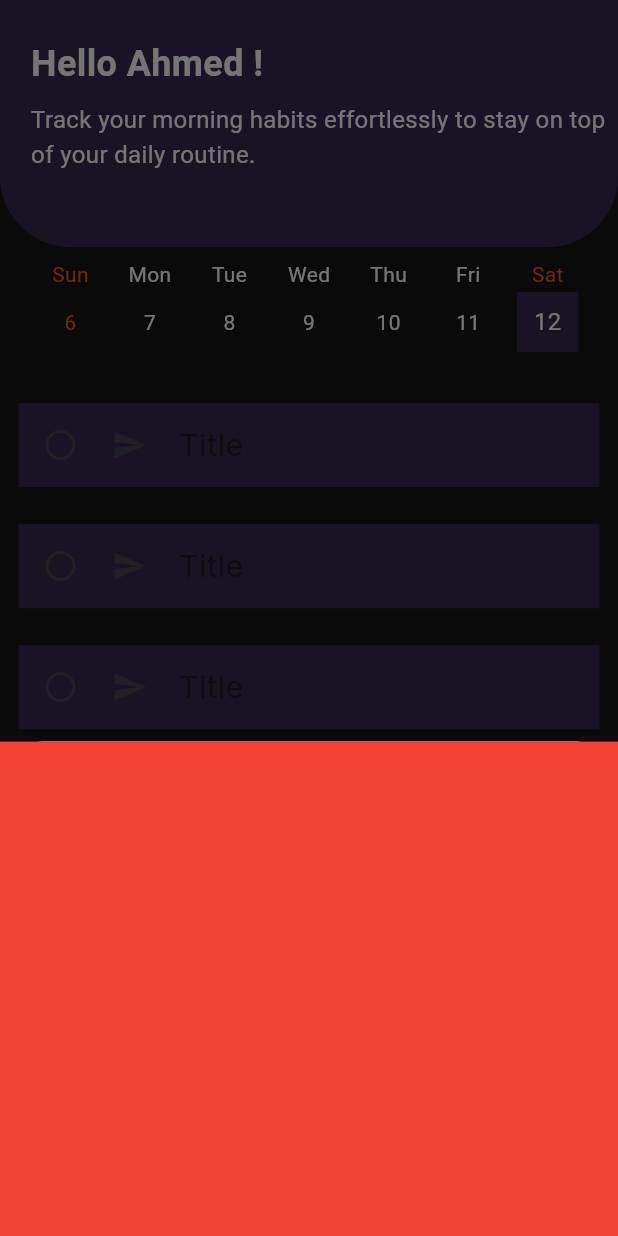
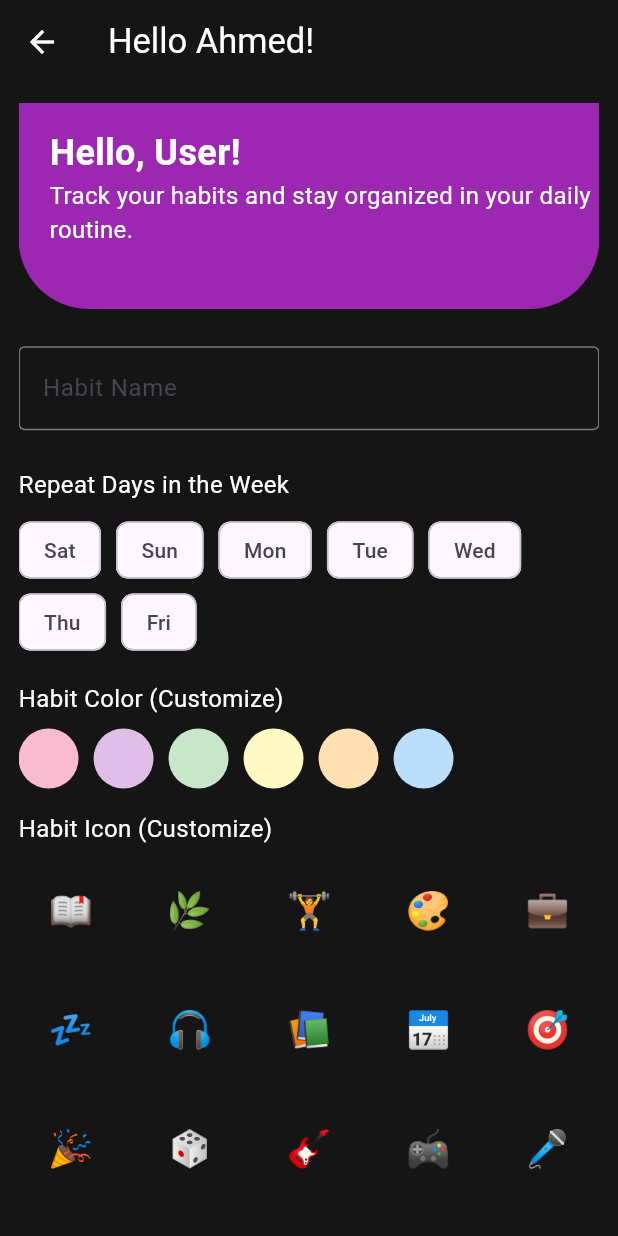
Before and after one commit to AhmadElesily/habit_tracker, a Flutter app: the screen it shows after launch, after a tap on the "add circle outline" icon, on a phone screen of 412 x 824 dp. Run offline on Flutter 3.47's test engine with Material 3 defaults, Android fonts, the light colour scheme and no system bars; drawn by our look-alikes of table_calendar; our stand-ins replace google_fonts.

Commit message:
Clean Code

```diff
--- a/lib/features/home/home.dart
+++ b/lib/features/home/home.dart
@@ -1,8 +1,9 @@
 import 'package:flutter/material.dart';
 import 'package:google_fonts/google_fonts.dart';
 import 'package:habit_tracker/features/analysis/analysis_screen.dart';
-import 'package:habit_tracker/features/calender/calender_screen.dart';
+import 'package:habit_tracker/features/calender/calender_Tab.dart';
 import 'package:habit_tracker/features/core/themes/colors.dart';
+import 'package:habit_tracker/features/items_task/add_task/add_habit.dart';
 import 'package:habit_tracker/features/home/home_layout/home_layout.dart';
 import 'package:table_calendar/table_calendar.dart';
 
@@ -45,14 +46,11 @@ class _HomePageState extends State<HomePage> {
       elevation: 5,
       backgroundColor: AppColors.primaryColor,
       onPressed: () {
-        showModalBottomSheet(
-          context: context,
-          builder: (context) {
-            return Container(
-              height: height,
-              color: Colors.red,
-            );
-          },
+        Navigator.push(
+          context,
+          MaterialPageRoute(
+            builder: (context) => const AddHabitItem(),
+          ),
         );
       },
       child: const Icon(
--- a/lib/features/home/home_layout/add_habit.dart
+++ b/lib/features/items_task/add_task/add_habit.dart
@@ -1,30 +1,19 @@
 import 'package:flutter/material.dart';
+import 'package:habit_tracker/features/core/themes/colors.dart';
 
-void main() {
-  runApp(MyApp());
+class AddHabitItem extends StatefulWidget {
+  const AddHabitItem({super.key});
+
+  @override
+  _AddHabitItemState createState() => _AddHabitItemState();
 }
 
-class MyApp extends StatelessWidget {
-  @override
-  Widget build(BuildContext context) {
-    return MaterialApp(
-      debugShowCheckedModeBanner: false,
-      theme: ThemeData(primarySwatch: Colors.purple),
-      home: NewHabitScreen(),
-    );
-  }
-}
-
-class NewHabitScreen extends StatefulWidget {
-  @override
-  _NewHabitScreenState createState() => _NewHabitScreenState();
-}
-
-class _NewHabitScreenState extends State<NewHabitScreen> {
+class _AddHabitItemState extends State<AddHabitItem> {
   TextEditingController habitNameController = TextEditingController();
   List<bool> selectedDays = [false, false, false, false, false, false, false];
   Color? selectedColor;
   String? selectedIcon;
+  TextStyle textStyle = const TextStyle(fontSize: 16, color: Colors.white);
 
   final List<Color> habitColors = [
     Colors.pink[100]!,
@@ -43,37 +32,54 @@ class _NewHabitScreenState extends State<NewHabitScreen> {
 
   @override
   Widget build(BuildContext context) {
+    double heightSize = MediaQuery.of(context).size.height;
+    double widthSize = MediaQuery.of(context).size.width;
     return Scaffold(
+      backgroundColor: AppColors.backgroundColor,
+      appBar: AppBar(
+        foregroundColor: Colors.white,
+        backgroundColor: AppColors.backgroundColor,
+        title: const Text(
+          "Hello Ahmed!",
+          style: TextStyle(fontSize: 23),
+        ),
+      ),
       resizeToAvoidBottomInset: true,
       body: Padding(
-        padding: const EdgeInsets.all(16.0),
+        padding: EdgeInsets.all(widthSize * 0.03),
         child: SingleChildScrollView(
           child: Column(
             crossAxisAlignment: CrossAxisAlignment.start,
             children: [
               // Custom AppBar
               _buildCustomAppBar(context),
-              SizedBox(height: 20),
+              SizedBox(height: heightSize * 0.03),
               TextField(
                 controller: habitNameController,
-                decoration: InputDecoration(
+                decoration: const InputDecoration(
                   labelText: 'Habit Name',
                   border: OutlineInputBorder(),
                 ),
               ),
-              SizedBox(height: 20),
+              SizedBox(height: heightSize * 0.03),
               Text(
                 'Repeat Days in the Week',
-                style: TextStyle(fontSize: 16),
+                style: textStyle,
               ),
-              SizedBox(height: 10),
+              SizedBox(height: heightSize * 0.01),
               Wrap(
                 spacing: 10.0,
                 children: List.generate(7, (index) {
                   return FilterChip(
-                    label: Text(
-                        ['Sat', 'Sun', 'Mon', 'Tue', 'Wed', 'Thu', 'Fri'][index]
-                    ),
+                    label: Text([
+                      'Sat',
+                      'Sun',
+                      'Mon',
+                      'Tue',
+                      'Wed',
+                      'Thu',
+                      'Fri'
+                    ][index]),
                     selected: selectedDays[index],
                     onSelected: (bool selected) {
                       setState(() {
@@ -83,12 +89,12 @@ class _NewHabitScreenState extends State<NewHabitScreen> {
                   );
                 }),
               ),
-              SizedBox(height: 20),
+              SizedBox(height: heightSize * 0.019),
               Text(
                 'Habit Color (Customize)',
-                style: TextStyle(fontSize: 16),
+                style: textStyle,
               ),
-              SizedBox(height: 10),
+              SizedBox(height: heightSize * 0.01),
               Wrap(
                 spacing: 10.0,
                 children: habitColors.map((color) {
@@ -101,22 +107,22 @@ class _NewHabitScreenState extends State<NewHabitScreen> {
                     child: CircleAvatar(
                       backgroundColor: color,
                       child: selectedColor == color
-                          ? Icon(Icons.check, color: Colors.white)
+                          ? const Icon(Icons.check, color: Colors.white)
                           : null,
                     ),
                   );
                 }).toList(),
               ),
-              SizedBox(height: 20),
+              SizedBox(height: heightSize * 0.019),
               Text(
                 'Habit Icon (Customize)',
-                style: TextStyle(fontSize: 16),
+                style: textStyle,
               ),
-              SizedBox(height: 10),
+              SizedBox(height: heightSize * 0.01),
               GridView.builder(
                 shrinkWrap: true,
-                physics: NeverScrollableScrollPhysics(),
-                gridDelegate: SliverGridDelegateWithFixedCrossAxisCount(
+                physics: const NeverScrollableScrollPhysics(),
+                gridDelegate: const SliverGridDelegateWithFixedCrossAxisCount(
                   crossAxisCount: 5,
                   mainAxisSpacing: 10,
                   crossAxisSpacing: 10,
@@ -142,35 +148,29 @@ class _NewHabitScreenState extends State<NewHabitScreen> {
                       child: Center(
                         child: Text(
                           habitIcons[index],
-                          style: TextStyle(fontSize: 24),
+                          style: const TextStyle(fontSize: 24),
                         ),
                       ),
                     ),
                   );
                 },
               ),
-              SizedBox(height: 30),
+              SizedBox(height: heightSize * 0.019),
               ElevatedButton.icon(
                 onPressed: () {
                   // Add your save habit logic here
                 },
-                icon: Icon(
+                icon: const Icon(
                   Icons.add,
                   color: Colors.white, // Change the icon color to white
                 ),
-                label: Text(
-                  'Add New Habit',
-                  style: TextStyle(
-                    color: Colors.white, // Change the label text color to white
-                  ),
-                ),
+                label: Text('Add New Habit', style: textStyle),
                 style: ElevatedButton.styleFrom(
                   backgroundColor: Colors.purple,
-                  minimumSize: Size(double.infinity, 50),
-                  textStyle: TextStyle(fontSize: 18),
+                  minimumSize: const Size(double.infinity, 50),
+                  textStyle: const TextStyle(fontSize: 18),
                 ),
               ),
-
             ],
           ),
         ),
@@ -196,7 +196,7 @@ class _NewHabitScreenState extends State<NewHabitScreen> {
           top: heightSize * 0.02,
           bottom: heightSize * 0.05,
         ),
-        child: Column(
+        child: const Column(
           crossAxisAlignment: CrossAxisAlignment.start,
           mainAxisAlignment: MainAxisAlignment.spaceAround,
           children: [
```
Also changed, not shown: lib/colors.dart (deleted, +0 -19 lines), lib/features/analysis/analysis_screen.dart (+15 -62 lines), lib/features/analysis/items_completed/monthly_view.dart (added, +21 -0 lines), lib/features/analysis/items_completed/weeklyView.dart (added, +21 -0 lines), lib/features/analysis/items_completed/yearly_view.dart (added, +22 -0 lines), lib/features/calender/calender_Tab.dart (renamed from lib/features/calender/calender_screen.dart, +0 -13 lines), lib/features/home/home_layout/home_layout.dart (+21 -8 lines).
